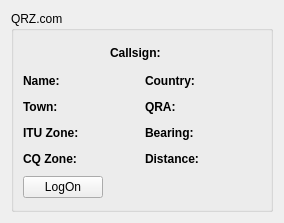
First picture: the form in mqt/MqtLogger/qrzdisplayframe.ui, repository Rsclub22/Minos2-Mirror, before the edit.
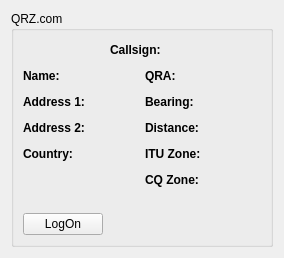
Second picture: the form after the edit.

Patch:
```diff
--- a/mqt/MqtLogger/qrzdisplayframe.ui
+++ b/mqt/MqtLogger/qrzdisplayframe.ui
@@ -7,7 +7,7 @@
     <x>0</x>
     <y>0</y>
     <width>284</width>
-    <height>223</height>
+    <height>258</height>
    </rect>
   </property>
   <property name="windowTitle">
@@ -126,7 +126,7 @@
                    </font>
                   </property>
                   <property name="text">
-                   <string>Town:</string>
+                   <string>Address 1:</string>
                   </property>
                  </widget>
                 </item>
@@ -153,9 +153,9 @@
                </layout>
               </item>
               <item>
-               <layout class="QHBoxLayout" name="horizontalLayout_7">
+               <layout class="QHBoxLayout" name="horizontalLayout_12">
                 <item>
-                 <widget class="QLabel" name="label_6">
+                 <widget class="QLabel" name="label_10">
                   <property name="font">
                    <font>
                     <weight>75</weight>
@@ -163,19 +163,19 @@
                    </font>
                   </property>
                   <property name="text">
-                   <string>ITU Zone:</string>
+                   <string>Address 2:</string>
                   </property>
                  </widget>
                 </item>
                 <item>
-                 <widget class="QLabel" name="ituZoneText">
+                 <widget class="QLabel" name="addr2Text">
                   <property name="text">
                    <string/>
                   </property>
                  </widget>
                 </item>
                 <item>
-                 <spacer name="horizontalSpacer_7">
+                 <spacer name="horizontalSpacer_12">
                   <property name="orientation">
                    <enum>Qt::Horizontal</enum>
                   </property>
@@ -189,47 +189,6 @@
                 </item>
                </layout>
               </item>
-              <item>
-               <layout class="QHBoxLayout" name="horizontalLayout_8">
-                <item>
-                 <widget class="QLabel" name="label_8">
-                  <property name="font">
-                   <font>
-                    <weight>75</weight>
-                    <bold>true</bold>
-                   </font>
-                  </property>
-                  <property name="text">
-                   <string>CQ Zone:</string>
-                  </property>
-                 </widget>
-                </item>
-                <item>
-                 <widget class="QLabel" name="cqZoneText">
-                  <property name="text">
-                   <string/>
-                  </property>
-                 </widget>
-                </item>
-                <item>
-                 <spacer name="horizontalSpacer_8">
-                  <property name="orientation">
-                   <enum>Qt::Horizontal</enum>
-                  </property>
-                  <property name="sizeHint" stdset="0">
-                   <size>
-                    <width>40</width>
-                    <height>20</height>
-                   </size>
-                  </property>
-                 </spacer>
-                </item>
-               </layout>
-              </item>
-             </layout>
-            </item>
-            <item>
-             <layout class="QVBoxLayout" name="verticalLayout_3">
               <item>
                <layout class="QHBoxLayout" name="horizontalLayout_11">
                 <item>
@@ -268,6 +227,23 @@
                </layout>
               </item>
               <item>
+               <spacer name="verticalSpacer">
+                <property name="orientation">
+                 <enum>Qt::Vertical</enum>
+                </property>
+                <property name="sizeHint" stdset="0">
+                 <size>
+                  <width>20</width>
+                  <height>40</height>
+                 </size>
+                </property>
+               </spacer>
+              </item>
+             </layout>
+            </item>
+            <item>
+             <layout class="QVBoxLayout" name="verticalLayout_3">
+              <item>
                <layout class="QHBoxLayout" name="horizontalLayout_4">
                 <item>
                  <widget class="QLabel" name="label_7">
@@ -378,6 +354,93 @@
                 </item>
                </layout>
               </item>
+              <item>
+               <layout class="QHBoxLayout" name="horizontalLayout_7">
+                <item>
+                 <widget class="QLabel" name="label_6">
+                  <property name="font">
+                   <font>
+                    <weight>75</weight>
+                    <bold>true</bold>
+                   </font>
+                  </property>
+                  <property name="text">
+                   <string>ITU Zone:</string>
+                  </property>
+                 </widget>
+                </item>
+                <item>
+                 <widget class="QLabel" name="ituZoneText">
+                  <property name="text">
+                   <string/>
+                  </property>
+                 </widget>
+                </item>
+                <item>
+                 <spacer name="horizontalSpacer_7">
+                  <property name="orientation">
+                   <enum>Qt::Horizontal</enum>
+                  </property>
+                  <property name="sizeHint" stdset="0">
+                   <size>
+                    <width>40</width>
+                    <height>20</height>
+                   </size>
+                  </property>
+                 </spacer>
+                </item>
+               </layout>
+              </item>
+              <item>
+               <layout class="QHBoxLayout" name="horizontalLayout_8">
+                <item>
+                 <widget class="QLabel" name="label_8">
+                  <property name="font">
+                   <font>
+                    <weight>75</weight>
+                    <bold>true</bold>
+                   </font>
+                  </property>
+                  <property name="text">
+                   <string>CQ Zone:</string>
+                  </property>
+                 </widget>
+                </item>
+                <item>
+                 <widget class="QLabel" name="cqZoneText">
+                  <property name="text">
+                   <string/>
+                  </property>
+                 </widget>
+                </item>
+                <item>
+                 <spacer name="horizontalSpacer_8">
+                  <property name="orientation">
+                   <enum>Qt::Horizontal</enum>
+                  </property>
+                  <property name="sizeHint" stdset="0">
+                   <size>
+                    <width>40</width>
+                    <height>20</height>
+                   </size>
+                  </property>
+                 </spacer>
+                </item>
+               </layout>
+              </item>
+              <item>
+               <spacer name="verticalSpacer_2">
+                <property name="orientation">
+                 <enum>Qt::Vertical</enum>
+                </property>
+                <property name="sizeHint" stdset="0">
+                 <size>
+                  <width>20</width>
+                  <height>40</height>
+                 </size>
+                </property>
+               </spacer>
+              </item>
              </layout>
             </item>
            </layout>
```
Left out of the diff: 2 changed lines with no effect on the pictures.
